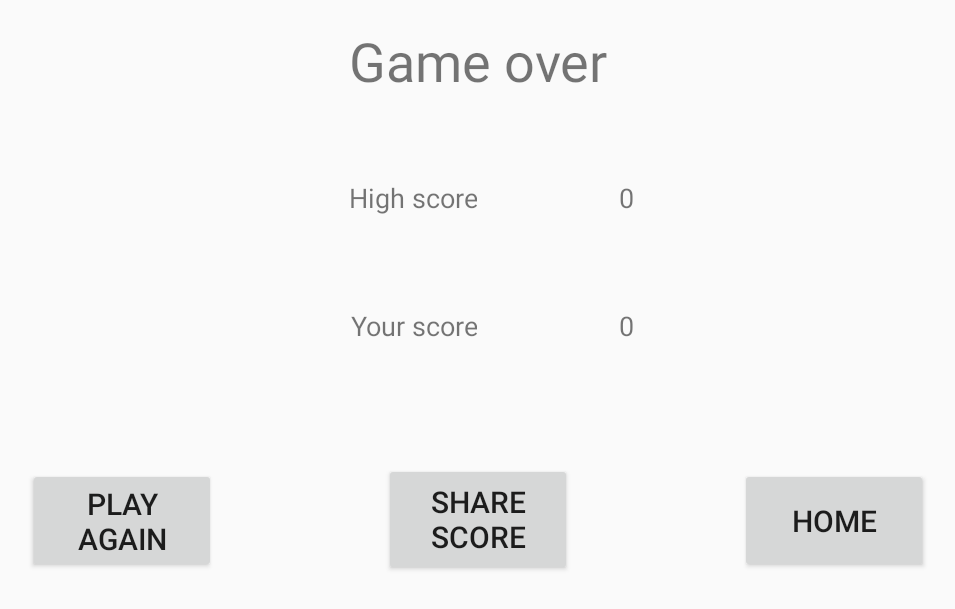
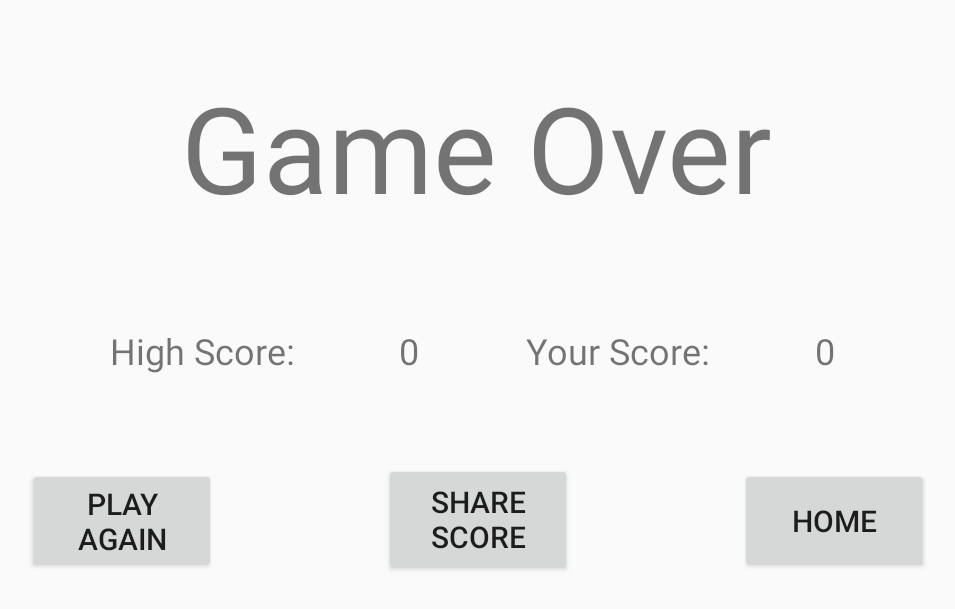
Before and after one commit to olliechick/morepork, an Android app: the GameOverActivity screen opened directly, with no data from a screen before it, on a phone screen of 824 x 412 dp (held sideways). Shown: the top 609 px of the screen, without its empty margins (140-1095 px from the left). Run offline under Robolectric (Android 15) with nearby library versions, the phone set to English and light mode, and no system bars.

Commit message:
Made game over view more landscape friendly and made Game Over text bigger.

```diff
--- a/app/src/main/res/layout/activity_game_over.xml
+++ b/app/src/main/res/layout/activity_game_over.xml
@@ -34,15 +34,15 @@
     <TextView
             android:text="@string/game_over"
             android:layout_width="wrap_content"
-            android:layout_height="wrap_content" android:id="@+id/title" android:textSize="36sp"
+            android:layout_height="wrap_content" android:id="@+id/title" android:textSize="80sp"
             app:layout_constraintEnd_toEndOf="parent"
             app:layout_constraintStart_toStartOf="parent" app:layout_constraintTop_toTopOf="parent"
-            android:layout_marginTop="16dp" app:layout_constraintHorizontal_bias="0.501"
-            android:layout_marginBottom="8dp" app:layout_constraintBottom_toTopOf="@+id/guideline2"
-            app:layout_constraintVertical_bias="0.0"/>
+            android:layout_marginTop="16dp" app:layout_constraintHorizontal_bias="0.499"
+            android:layout_marginBottom="16dp" app:layout_constraintBottom_toTopOf="@+id/guideline2"
+            app:layout_constraintVertical_bias="0.56"/>
     <androidx.constraintlayout.widget.Guideline
             android:orientation="horizontal"
-            app:layout_constraintGuide_percent="0.27"
+            app:layout_constraintGuide_percent="0.46"
             android:layout_width="wrap_content"
             android:layout_height="wrap_content" android:id="@+id/guideline2"/>
     <androidx.constraintlayout.widget.Guideline
@@ -52,43 +52,33 @@
             app:layout_constraintGuide_percent="0.71" android:id="@+id/guideline"/>
     <LinearLayout
             android:orientation="horizontal"
-            android:layout_width="395dp"
-            android:layout_height="67dp"
-            android:id="@+id/linearLayout"
-            app:layout_constraintEnd_toEndOf="parent" android:layout_marginEnd="8dp"
-            app:layout_constraintStart_toStartOf="parent" android:layout_marginStart="8dp"
-            app:layout_constraintBottom_toTopOf="@+id/guideline"
-            android:layout_marginBottom="8dp" android:layout_marginTop="8dp"
-            app:layout_constraintTop_toBottomOf="@+id/linearLayout2">
-        <TextView
-                android:text="@string/your_score"
-                android:layout_width="8dp"
-                android:layout_height="match_parent" android:id="@+id/your_score_label" android:layout_weight="1"
-                android:textAlignment="textEnd" android:textSize="18sp"/>
-        <TextView
-                android:text=""
-                android:layout_width="wrap_content"
-                android:layout_height="match_parent" android:id="@+id/your_score_textview" android:layout_weight="1"
-                android:textAlignment="center" android:textSize="18sp"/>
-    </LinearLayout>
-    <LinearLayout
-            android:orientation="horizontal"
-            android:layout_width="395dp"
+            android:layout_width="553dp"
             android:layout_height="64dp"
             android:id="@+id/linearLayout2"
             app:layout_constraintEnd_toEndOf="parent"
             android:layout_marginEnd="8dp" app:layout_constraintStart_toStartOf="parent"
             android:layout_marginStart="8dp" android:layout_marginTop="8dp"
-            app:layout_constraintTop_toTopOf="@+id/guideline2">
+            app:layout_constraintTop_toTopOf="@+id/guideline2" android:layout_marginBottom="8dp"
+            app:layout_constraintBottom_toTopOf="@+id/share_button" app:layout_constraintHorizontal_bias="0.6">
         <TextView
                 android:text="@string/high_score"
                 android:layout_width="8dp"
                 android:layout_height="match_parent" android:id="@+id/high_score_label" android:layout_weight="1"
-                android:textAlignment="textEnd" android:textSize="18sp"/>
+                android:textAlignment="center" android:textSize="24sp"/>
         <TextView
                 android:layout_width="wrap_content"
                 android:layout_height="match_parent" android:id="@+id/high_score_textview" android:layout_weight="1"
-                android:textAlignment="center" android:textSize="18sp"/>
+                android:textAlignment="center" android:textSize="24sp"/>
+        <TextView
+                android:text="@string/your_score"
+                android:layout_width="8dp"
+                android:layout_height="match_parent" android:id="@+id/your_score_label" android:layout_weight="1"
+                android:textAlignment="center" android:textSize="24sp"/>
+        <TextView
+                android:text=""
+                android:layout_width="wrap_content"
+                android:layout_height="match_parent" android:id="@+id/your_score_textview" android:layout_weight="1"
+                android:textAlignment="center" android:textSize="24sp"/>
     </LinearLayout>
     <Button
             android:text="@string/share_score"
--- a/app/src/main/res/values/strings.xml
+++ b/app/src/main/res/values/strings.xml
@@ -8,8 +8,8 @@
     <string name="difficulty">Difficulty</string>
     <string name="home">Home</string>
     <string name="play_again">Play Again</string>
-    <string name="high_score">High score</string>
-    <string name="your_score">Your score</string>
+    <string name="high_score">High Score:</string>
+    <string name="your_score">Your Score:</string>
     <string name="settings">Settings</string>
 
     <!-- Preference Titles -->
@@ -22,7 +22,7 @@
     <string name="easy">Easy</string>
     <string name="medium">Medium</string>
     <string name="hard">Hard</string>
-    <string name="game_over">Game over</string>
+    <string name="game_over">Game Over</string>
     <string name="sound_level_limit">Sound level limit</string>
     <string name="sound_level">Sound level</string>
     <string name="test_sound_level">Test sound level</string>
```
